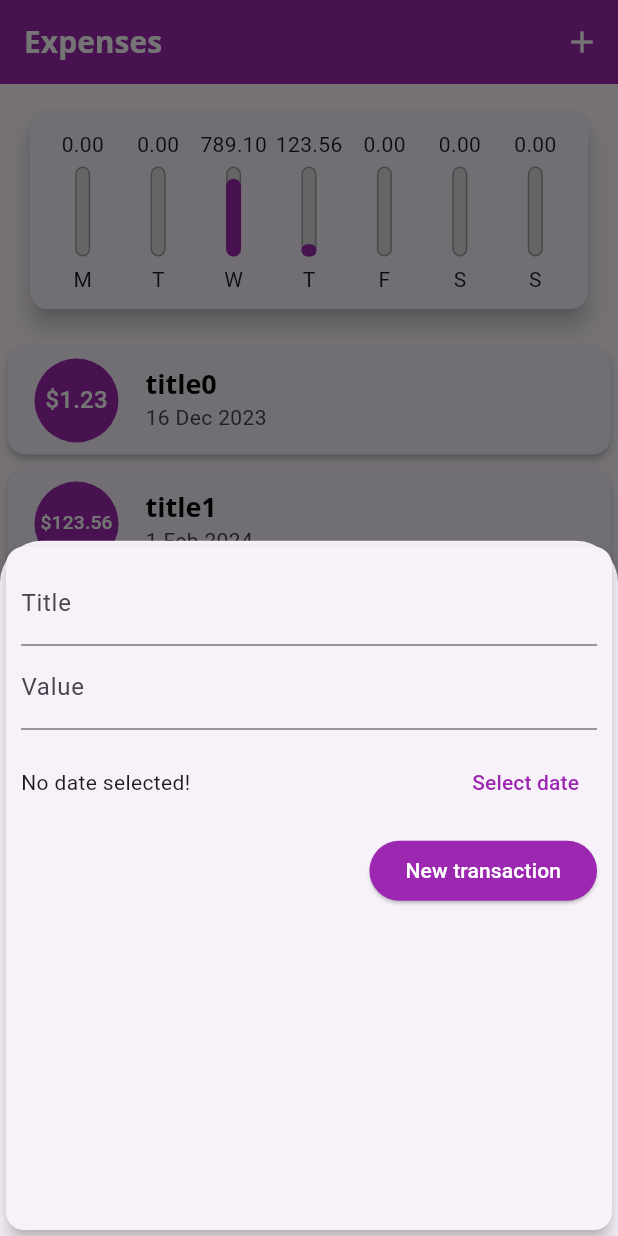
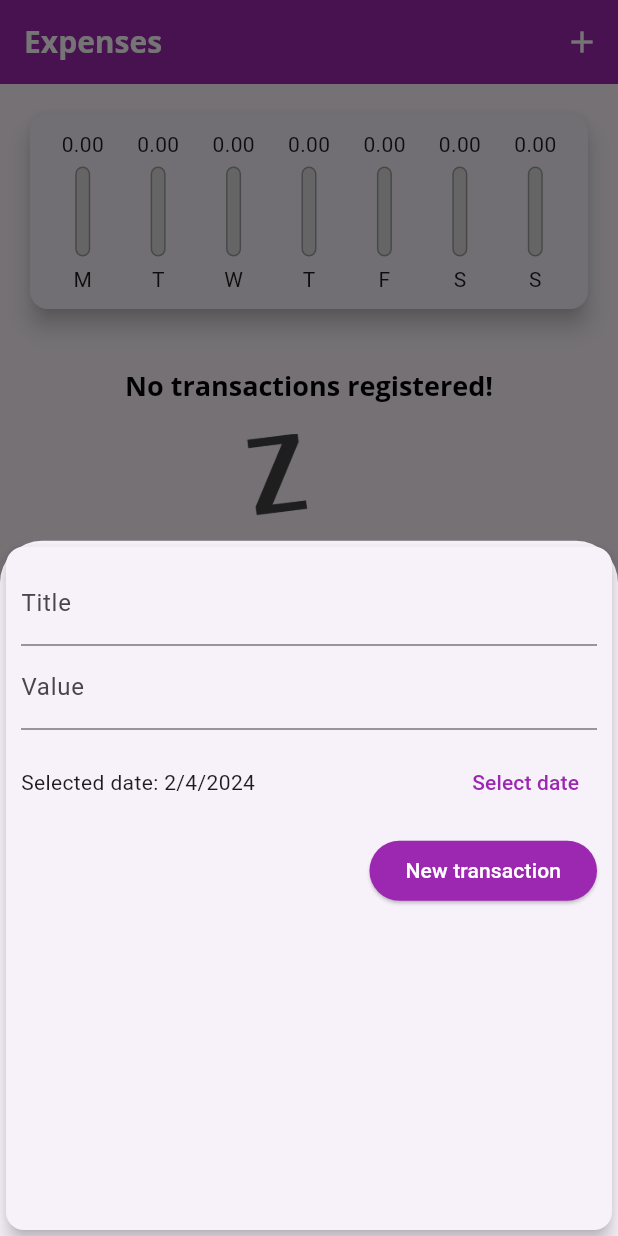
Before and after one commit to davisiqueira1/flutter_expenses_app, a Flutter app: the screen it shows after launch, after a tap on the "add" icon, on a phone screen of 412 x 824 dp. Run offline on Flutter 3.47's test engine with Material 3 defaults, Android fonts, the phone set to English and light mode, and no system bars.

Commit message:
feat: add functionality to create a transaction with a custom date

```diff
--- a/lib/components/chart.dart
+++ b/lib/components/chart.dart
@@ -49,7 +49,9 @@ class Chart extends StatelessWidget {
               child: ChartBar(
                 label: t["day"].toString(),
                 value: t["value"] as double,
-                percentage: (t["value"] as double) / _weekTotalValue,
+                percentage: _weekTotalValue == 0
+                    ? 0
+                    : (t["value"] as double) / _weekTotalValue,
               ),
             );
           }).toList(),
--- a/lib/components/transaction_form.dart
+++ b/lib/components/transaction_form.dart
@@ -7,7 +7,7 @@ class TransactionForm extends StatefulWidget {
     super.key,
   });
 
-  final void Function(String, double) onPress;
+  final void Function(String, double, DateTime) onPress;
 
   @override
   State<TransactionForm> createState() => _TransactionFormState();
@@ -16,7 +16,7 @@ class TransactionForm extends StatefulWidget {
 class _TransactionFormState extends State<TransactionForm> {
   final TextEditingController _titleController = TextEditingController();
   final TextEditingController _valueController = TextEditingController();
-  DateTime? _selectedDate;
+  DateTime _selectedDate = DateTime.now();
 
   void _submitForm() {
     final String title = _titleController.text;
@@ -26,7 +26,7 @@ class _TransactionFormState extends State<TransactionForm> {
       return;
     }
 
-    widget.onPress(title, value);
+    widget.onPress(title, value, _selectedDate);
   }
 
   void _showDatePicker() {
@@ -71,9 +71,7 @@ class _TransactionFormState extends State<TransactionForm> {
                 children: [
                   Expanded(
                     child: Text(
-                      _selectedDate == null
-                          ? "No date selected!"
-                          : "Selected date: ${DateFormat("M/d/y").format(_selectedDate as DateTime)}",
+                      "Selected date: ${DateFormat("M/d/y").format(_selectedDate)}",
                     ),
                   ),
                   TextButton(
--- a/lib/main.dart
+++ b/lib/main.dart
@@ -53,26 +53,7 @@ class HomePage extends StatefulWidget {
 }
 
 class _HomePageState extends State<HomePage> {
-  final List<Transaction> _transactions = [
-    Transaction(
-      id: "id0",
-      title: "title0",
-      value: 1.23,
-      date: DateTime.now().subtract(const Duration(days: 50)),
-    ),
-    Transaction(
-      id: "id1",
-      title: "title1",
-      value: 123.56,
-      date: DateTime.now().subtract(const Duration(days: 3)),
-    ),
-    Transaction(
-      id: "id2",
-      title: "title2",
-      value: 789.10,
-      date: DateTime.now().subtract(const Duration(days: 4)),
-    ),
-  ];
+  final List<Transaction> _transactions = [];
 
   List<Transaction> get _recentTransactions => _transactions
       .where(
@@ -84,12 +65,12 @@ class _HomePageState extends State<HomePage> {
       )
       .toList();
 
-  void _addTransaction(String title, double value) {
+  void _addTransaction(String title, double value, DateTime date) {
     final newTransaction = Transaction(
       id: Random().nextDouble().toString(),
       title: title,
       value: value,
-      date: DateTime.now(),
+      date: date,
     );
     setState(() {
       _transactions.add(newTransaction);
```
